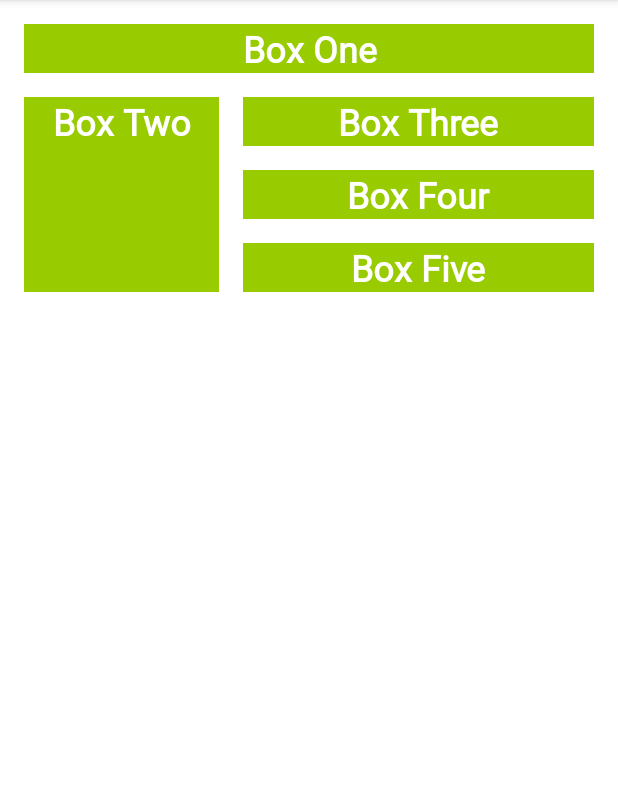
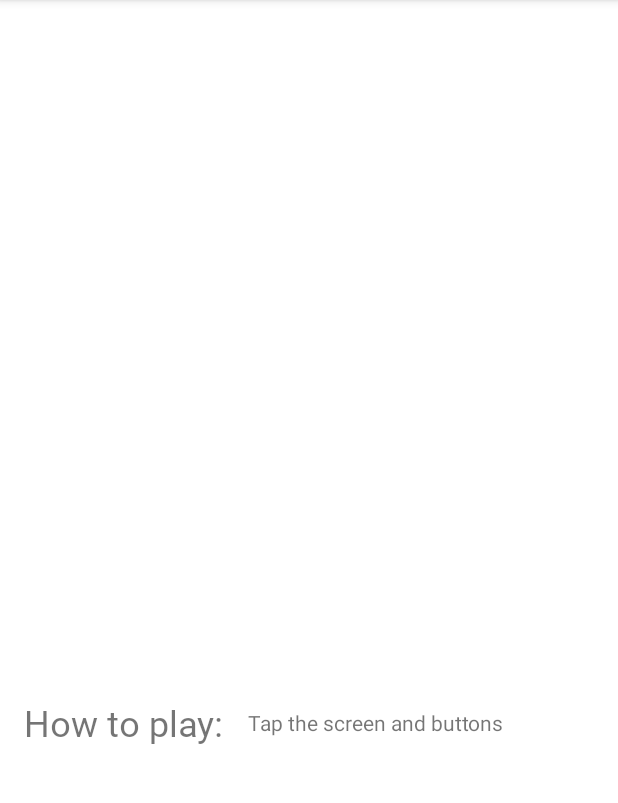
Before and after one commit to LudwigWiedemann/GoogleAndroidCourse, an Android app: the screen it shows after launch (MainActivity), on a phone screen of 412 x 824 dp, the part 84-887 px from its top. Run offline under Robolectric (Android 15) with nearby library versions, the phone set to English and light mode, and no system bars.

Commit message:
add label and infotext that is aligned but with a little difference (labels not aligend to each other)

```diff
--- a/ColorMyViews/app/build.gradle
+++ b/ColorMyViews/app/build.gradle
@@ -1,6 +1,7 @@
 plugins {
     id 'com.android.application'
     id 'kotlin-android'
+    id 'kotlin-android-extensions'
 }
 
 android {
--- a/ColorMyViews/app/src/main/java/com/googletutorial/colormyviews/MainActivity.kt
+++ b/ColorMyViews/app/src/main/java/com/googletutorial/colormyviews/MainActivity.kt
@@ -1,11 +1,41 @@
 package com.googletutorial.colormyviews
 
+import android.graphics.Color
 import androidx.appcompat.app.AppCompatActivity
 import android.os.Bundle
+import android.view.View
+import android.widget.TextView
+import kotlinx.android.synthetic.main.activity_main.*
 
 class MainActivity : AppCompatActivity() {
+
     override fun onCreate(savedInstanceState: Bundle?) {
         super.onCreate(savedInstanceState)
         setContentView(R.layout.activity_main)
+        setListeners()
+
+    }
+
+    private fun setListeners() {
+        val clickableViews: List<View> =
+            listOf(box_one_text, box_two_text, box_three_text,
+                box_four_text, box_five_text, constraint_layout)
+
+        for (item in clickableViews) {
+            item.setOnClickListener {makeColored(it)}
+        }
+    }
+
+    private fun makeColored(view: View) {
+        when(view.id) {
+            R.id.box_one_text -> view.setBackgroundColor(Color.DKGRAY)
+            R.id.box_two_text -> view.setBackgroundColor(Color.GRAY)
+
+            R.id.box_three_text -> view.setBackgroundResource(android.R.color.holo_green_light)
+            R.id.box_four_text -> view.setBackgroundResource(android.R.color.holo_green_dark)
+            R.id.box_five_text -> view.setBackgroundResource(android.R.color.holo_green_light)
+
+            else -> view.setBackgroundColor(Color.LTGRAY)
+        }
     }
 }
--- a/ColorMyViews/app/src/main/res/layout/activity_main.xml
+++ b/ColorMyViews/app/src/main/res/layout/activity_main.xml
@@ -2,13 +2,13 @@
 <androidx.constraintlayout.widget.ConstraintLayout xmlns:android="http://schemas.android.com/apk/res/android"
     xmlns:app="http://schemas.android.com/apk/res-auto"
     xmlns:tools="http://schemas.android.com/tools"
-    android:id="@+id/box_one_text"
+    android:id="@+id/constraint_layout"
     android:layout_width="match_parent"
     android:layout_height="match_parent"
     tools:context=".MainActivity">
 
     <TextView
-        android:id="@+id/textView2"
+        android:id="@+id/box_one_text"
         style="@style/WhiteBox"
         android:layout_width="0dp"
         android:layout_height="wrap_content"
@@ -30,7 +30,7 @@
         android:layout_marginTop="16dp"
         android:text="@string/box_two"
         app:layout_constraintStart_toStartOf="parent"
-        app:layout_constraintTop_toBottomOf="@+id/textView2" />
+        app:layout_constraintTop_toBottomOf="@+id/box_one_text" />
 
     <TextView
         android:id="@+id/box_three_text"
@@ -73,4 +73,34 @@
         app:layout_constraintStart_toEndOf="@+id/box_two_text"
         app:layout_constraintTop_toBottomOf="@+id/box_four_text" />
 
+    <TextView
+        android:id="@+id/label_text"
+        android:layout_width="0dp"
+        android:layout_height="wrap_content"
+        android:layout_alignBaseline="@+id/info_text"
+        android:layout_marginStart="16dp"
+        android:layout_marginTop="16dp"
+        android:layout_marginBottom="16dp"
+        android:baselineAlignBottom="true"
+        android:fontFamily="@font/roboto"
+        android:text="@string/how_to_play"
+        android:textSize="24sp"
+        app:layout_constraintBottom_toBottomOf="parent"
+        app:layout_constraintStart_toStartOf="parent"
+        app:layout_constraintTop_toBottomOf="@+id/box_two_text" />
+
+    <TextView
+        android:id="@+id/info_text"
+        android:layout_width="0dp"
+        android:layout_height="wrap_content"
+        android:layout_marginStart="16dp"
+        android:layout_marginTop="16dp"
+        android:layout_marginEnd="16dp"
+        android:layout_marginBottom="16dp"
+        android:text="@string/tap_the_boxes_and_buttons"
+        app:layout_constraintBottom_toBottomOf="parent"
+        app:layout_constraintEnd_toEndOf="parent"
+        app:layout_constraintStart_toEndOf="@+id/label_text"
+        app:layout_constraintTop_toBottomOf="@+id/box_two_text" />
+
 </androidx.constraintlayout.widget.ConstraintLayout>
--- a/ColorMyViews/app/src/main/res/values/strings.xml
+++ b/ColorMyViews/app/src/main/res/values/strings.xml
@@ -8,4 +8,6 @@
     <string name="button_red">RED</string>
     <string name="button_yellow">YELLOW</string>
     <string name="button_green">GREEN</string>
+    <string name="how_to_play">How to play: </string>
+    <string name="tap_the_boxes_and_buttons">Tap the screen and buttons</string>
 </resources>
--- a/ColorMyViews/app/src/main/res/values/styles.xml
+++ b/ColorMyViews/app/src/main/res/values/styles.xml
@@ -7,7 +7,7 @@
     </style>
 
     <style name="WhiteBox">
-        <item name="android:background"> @android:color/holo_green_light </item>
+        <item name="android:background"> @android:color/white </item>
         <item name="android:textAlignment">center</item>
         <item name="android:textSize">@dimen/box_text_size</item>
         <item name="android:textStyle">bold</item>
```
